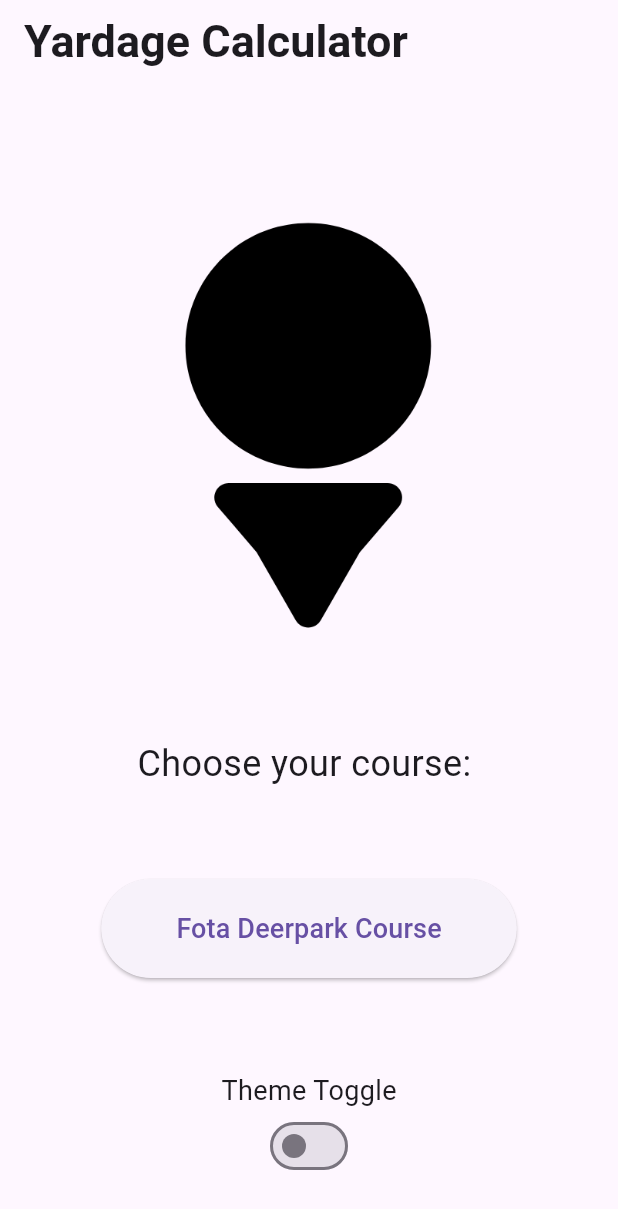
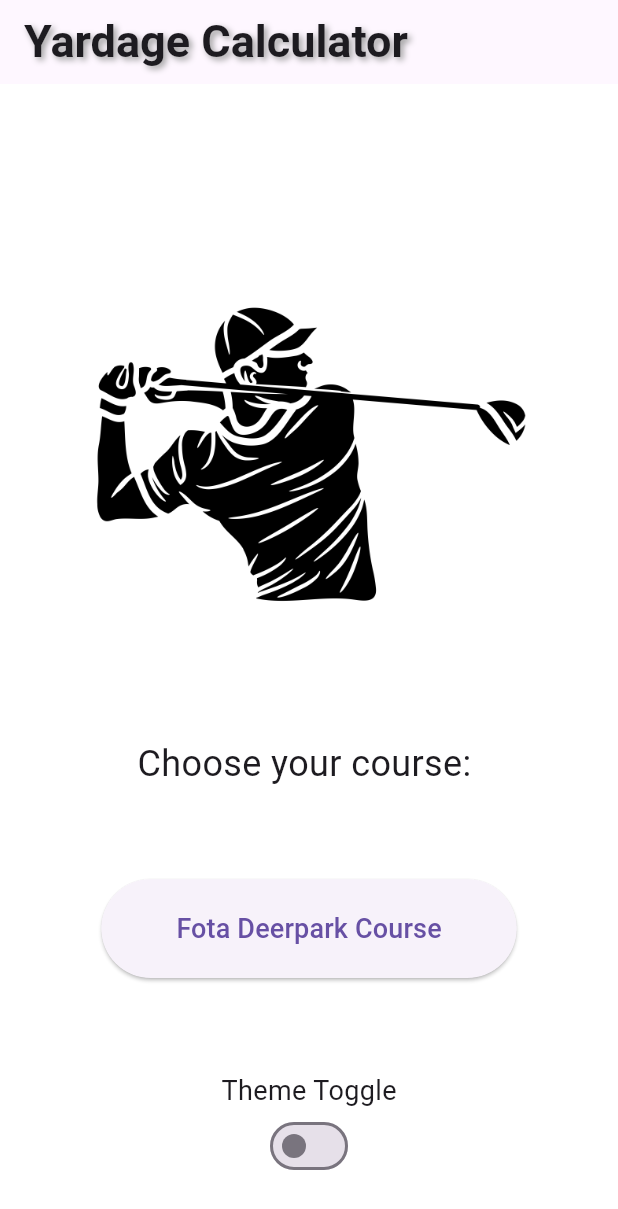
Before and after one commit to markmannion/MarkMannion_ISE, a Flutter app: the screen it shows after launch, on a phone screen of 412 x 824 dp. Shown: the top 1209 px of the screen. Run offline on Flutter 3.47's test engine with Material 3 defaults, Android fonts, the light colour scheme and no system bars.

Commit message:
ui changes

```diff
--- a/F_ISE_APP/lib/main.dart
+++ b/F_ISE_APP/lib/main.dart
@@ -68,7 +68,23 @@ class HomePage extends StatelessWidget {
     final themeProvider = Provider.of<ThemeProvider>(context);
 
     return Scaffold(
-      appBar: AppBar(title: Text('Yardage Calculator', style: TextStyle(fontSize: 30, fontWeight: FontWeight.bold))),
+      appBar: AppBar(
+        title: Text(
+          'Yardage Calculator',
+          style: TextStyle(
+            fontSize: 30,
+            fontWeight: FontWeight.bold,
+            shadows: [
+              Shadow(
+                blurRadius: 5.0,
+                color: Colors.grey,
+                offset: Offset(2.0,2.0),
+                )
+              ],
+            ),
+          ),
+        ),
+        backgroundColor: themeProvider.themeMode == ThemeMode.dark ? Colors.black : Colors.white,
       body: Padding(
         padding: const EdgeInsets.all(16.0),
         child: Center(
@@ -81,8 +97,8 @@ class HomePage extends StatelessWidget {
                   const SizedBox(height: 60),
                   Image.asset(
                     themeProvider.themeMode == ThemeMode.dark
-                        ? 'assets/images/white_ball.png'
-                        : 'assets/images/black_ball.png',
+                        ? 'assets/images/golf_white.png'
+                        : 'assets/images/golf_dark.png',
                     width: 300, // Set the desired width
                     height: 300, // Set the desired height
                   ),
--- a/F_ISE_APP/pubspec.yaml
+++ b/F_ISE_APP/pubspec.yaml
@@ -21,5 +21,7 @@ dev_dependencies:
 flutter:
   uses-material-design: true
   assets:
-    - assets/images/black_ball.png
-    - assets/images/white_ball.png
+    - assets/images/golf_dark.png
+    - assets/images/golf_white.png
+    - assets/images/range_black.png
+    - assets/images/range_white.png
```
Also changed, not shown: F_ISE_APP/lib/golf_app.dart (+14 -2 lines), F_ISE_APP/assets/images/black_ball.png (deleted), F_ISE_APP/assets/images/golf_dark.png (added), F_ISE_APP/assets/images/golf_white.png (added), F_ISE_APP/assets/images/range_black.png (added), F_ISE_APP/assets/images/range_white.png (added), F_ISE_APP/assets/images/white_ball.png (deleted), 1 other file.
